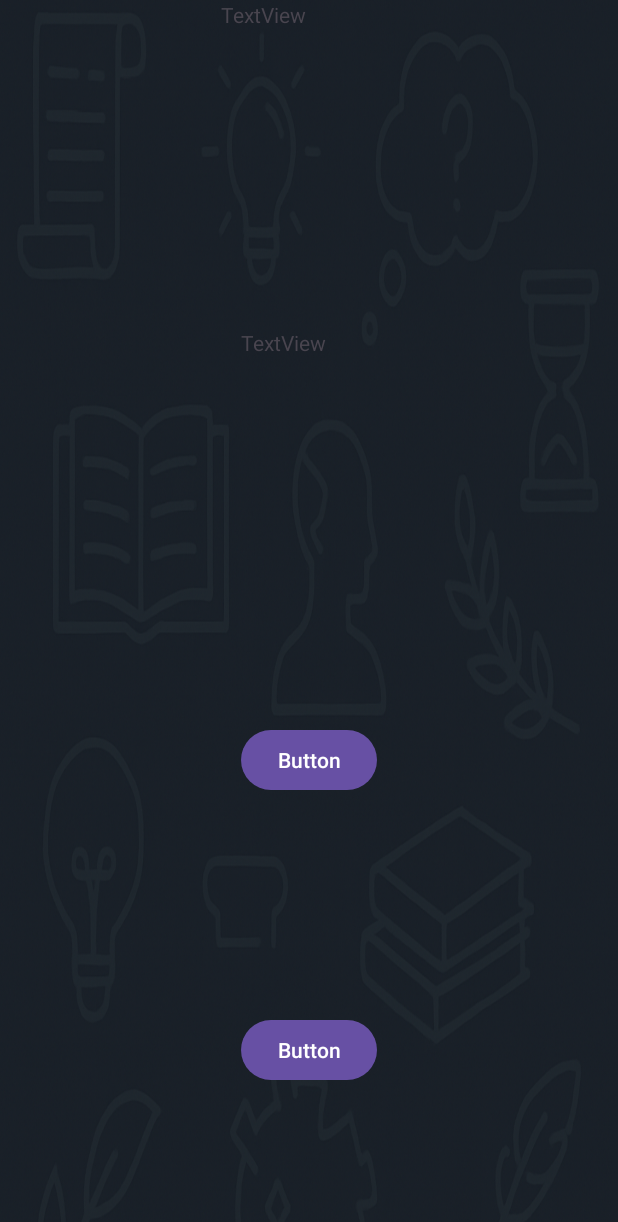
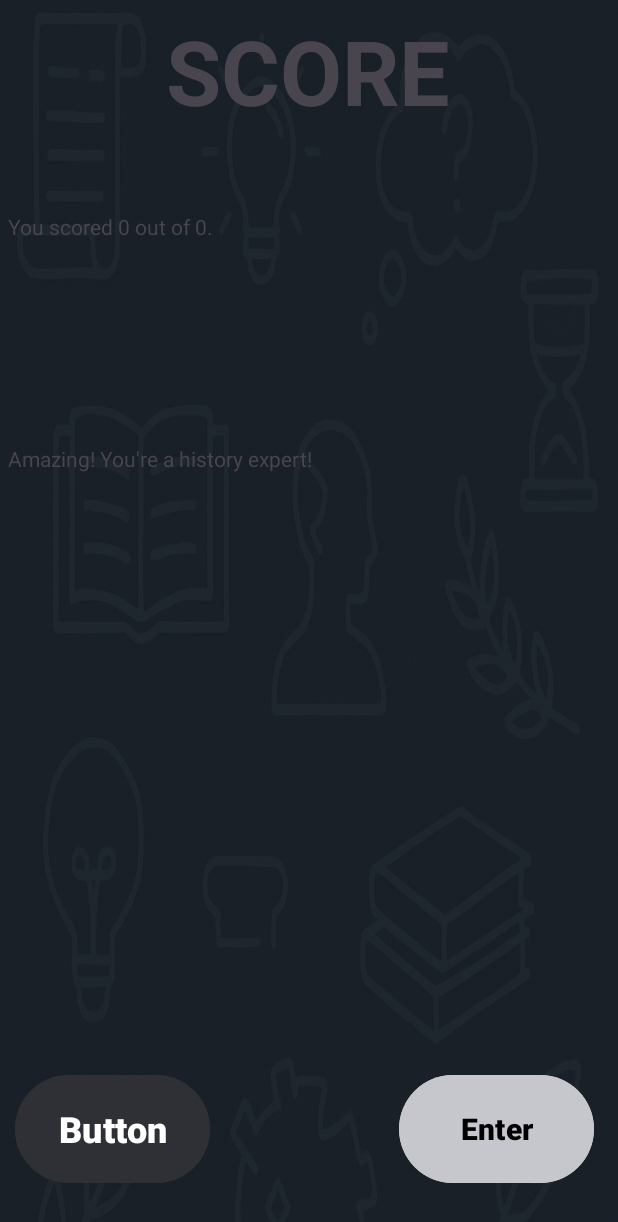
Before and after one commit to Eldies45/flashcard-app, an Android app: the MainActivity3 screen opened directly, with no data from a screen before it, on a phone screen of 412 x 824 dp. Shown: the top 1222 px of the screen. Run offline under Robolectric (Android 15) with nearby library versions, the phone set to English and light mode, and no system bars.

Commit message:
Flashcard app

```diff
--- a/app/src/main/java/com/example/flashcardapplication/MainActivity3.kt
+++ b/app/src/main/java/com/example/flashcardapplication/MainActivity3.kt
@@ -23,13 +23,34 @@ class MainActivity3 : AppCompatActivity() {
         questions = intent.getStringArrayExtra("questions") ?: arrayOf()
         answers = intent.getBooleanArrayExtra("answers")?.toTypedArray() ?: arrayOf()
 
-        val scoreText: TextView = findViewById(R.id.textView3)
-        val feedbackText: TextView = findViewById(R.id.textView4)
-        val reviewButton: Button = findViewById(R.id.button5)
-        val exitButton: Button = findViewById(R.id.button6)
+        val txtScore: TextView = findViewById(R.id.textView3)
+        val txtFeedback: TextView = findViewById(R.id.textView4)
+        val btnReview: Button = findViewById(R.id.button7)
+        val btnExit: Button = findViewById(R.id.button6)
+
+        txtScore.text = "You scored $score out of ${questions.size}."
+
+        // Personalized feedback
+        txtFeedback.text = when {
+            score == questions.size -> "Amazing! You're a history expert!"
+            score >= 3 -> "Good job! Just a bit more studying!"
+            else -> "Keep practicing! You'll improve!"
+
+        }
+
+        btnReview.setOnClickListener {
+            val txtReview: TextView = findViewById(R.id.textView6)
+
+            val theBuilt = StringBuilder()
+            for (i in questions.indices) {
+                theBuilt.append("${i + 1}. ${questions[i]} \nAnswer: ${if (answers[i]) "True" else "False"}\n\n")
+            }
+
+
+            }
 
 
 
 
+        }
     }
-}
--- a/app/src/main/res/layout/activity_main3.xml
+++ b/app/src/main/res/layout/activity_main3.xml
@@ -9,50 +9,81 @@
     tools:context=".MainActivity3">
 
     <Button
-        android:id="@+id/button5"
-        android:layout_width="wrap_content"
-        android:layout_height="wrap_content"
+        android:id="@+id/button6"
+        android:layout_width="130dp"
+        android:layout_height="80dp"
+        android:backgroundTint="@color/material_dynamic_neutral20"
         android:text="Button"
+        android:textSize="24sp"
+        android:textStyle="bold"
         app:layout_constraintBottom_toBottomOf="parent"
         app:layout_constraintEnd_toEndOf="parent"
-        app:layout_constraintHorizontal_bias="0.501"
+        app:layout_constraintHorizontal_bias="0.035"
         app:layout_constraintStart_toStartOf="parent"
         app:layout_constraintTop_toTopOf="parent"
-        app:layout_constraintVertical_bias="0.622" />
-
-    <Button
-        android:id="@+id/button6"
-        android:layout_width="wrap_content"
-        android:layout_height="wrap_content"
-        android:text="Button"
-        app:layout_constraintBottom_toBottomOf="parent"
-        app:layout_constraintEnd_toEndOf="parent"
-        app:layout_constraintHorizontal_bias="0.501"
-        app:layout_constraintStart_toStartOf="parent"
-        app:layout_constraintTop_toTopOf="parent"
-        app:layout_constraintVertical_bias="0.871" />
+        app:layout_constraintVertical_bias="0.958" />
 
     <TextView
         android:id="@+id/textView3"
-        android:layout_width="116dp"
+        android:layout_width="401dp"
+        android:layout_height="120dp"
+        app:layout_constraintBottom_toBottomOf="parent"
+        app:layout_constraintEnd_toEndOf="parent"
+        app:layout_constraintStart_toStartOf="parent"
+        app:layout_constraintTop_toTopOf="parent"
+        app:layout_constraintVertical_bias="0.201" />
+
+    <TextView
+        android:id="@+id/textView4"
+        android:layout_width="401dp"
+        android:layout_height="120dp"
+        android:backgroundTint="#64FFDA"
+        app:layout_constraintBottom_toBottomOf="parent"
+        app:layout_constraintEnd_toEndOf="parent"
+        app:layout_constraintStart_toStartOf="parent"
+        app:layout_constraintTop_toTopOf="parent"
+        app:layout_constraintVertical_bias="0.42" />
+
+    <TextView
+        android:id="@+id/textView5"
+        android:layout_width="350dp"
         android:layout_height="100dp"
-        android:text="TextView"
+        android:text="SCORE"
+        android:textAlignment="center"
+        android:textSize="60sp"
+        android:textStyle="bold"
+        app:layout_constraintBottom_toBottomOf="parent"
+        app:layout_constraintEnd_toEndOf="parent"
+        app:layout_constraintHorizontal_bias="0.491"
+        app:layout_constraintStart_toStartOf="parent"
+        app:layout_constraintTop_toTopOf="parent"
+        app:layout_constraintVertical_bias="0.009" />
+
+    <Button
+        android:id="@+id/button7"
+        android:layout_width="130dp"
+        android:layout_height="80dp"
+        android:backgroundTint="@color/material_dynamic_neutral80"
+        android:text="Enter"
+        android:textAlignment="center"
+        android:textColor="@color/black"
+        android:textSize="20sp"
+        android:textStyle="bold"
+        app:layout_constraintBottom_toBottomOf="parent"
+        app:layout_constraintEnd_toEndOf="parent"
+        app:layout_constraintHorizontal_bias="0.943"
+        app:layout_constraintStart_toStartOf="parent"
+        app:layout_constraintTop_toTopOf="parent"
+        app:layout_constraintVertical_bias="0.958" />
+
+    <TextView
+        android:id="@+id/textView6"
+        android:layout_width="401dp"
+        android:layout_height="130dp"
         app:layout_constraintBottom_toBottomOf="parent"
         app:layout_constraintEnd_toEndOf="parent"
         app:layout_constraintHorizontal_bias="0.498"
         app:layout_constraintStart_toStartOf="parent"
         app:layout_constraintTop_toTopOf="parent"
-        app:layout_constraintVertical_bias="0.0" />
-
-    <TextView
-        android:id="@+id/textView4"
-        android:layout_width="90dp"
-        android:layout_height="65dp"
-        android:text="TextView"
-        app:layout_constraintBottom_toBottomOf="parent"
-        app:layout_constraintEnd_toEndOf="parent"
-        app:layout_constraintHorizontal_bias="0.498"
-        app:layout_constraintStart_toStartOf="parent"
-        app:layout_constraintTop_toTopOf="parent"
-        app:layout_constraintVertical_bias="0.288" />
+        app:layout_constraintVertical_bias="0.691" />
 </androidx.constraintlayout.widget.ConstraintLayout>
```
